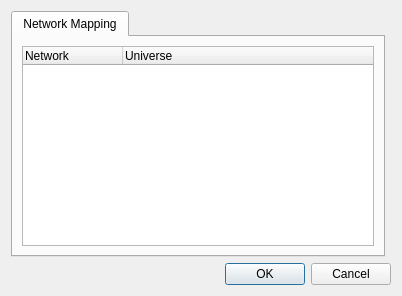
Old version of the form plugins/E1.31/configuree131.ui in the repository mcallegari/qlcplus.
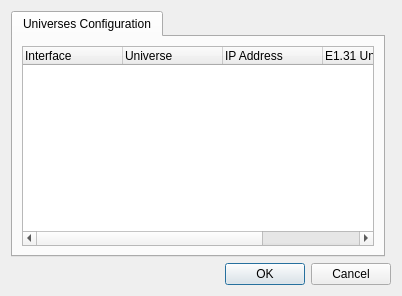
New version of the form.

Commit message:
Plugins/E1.31: code rework, added 127.0.0.1 and implemented output IP and E1.31 universe
Plugins/ArtNet: fixed universe mapping tree and turned QLineEdit into a QSpinBox
...to avoid wrong IP addresses

The edit to the form file:
```diff
--- a/plugins/E1.31/configuree131.ui
+++ b/plugins/E1.31/configuree131.ui
@@ -21,7 +21,7 @@
      </property>
      <widget class="QWidget" name="tab">
       <attribute name="title">
-       <string>Network Mapping</string>
+       <string>Universes Configuration</string>
       </attribute>
       <layout class="QVBoxLayout" name="verticalLayout">
        <item>
@@ -34,7 +34,7 @@
          </property>
          <column>
           <property name="text">
-           <string>Network</string>
+           <string>Interface</string>
           </property>
          </column>
          <column>
@@ -42,6 +42,21 @@
            <string>Universe</string>
           </property>
          </column>
+         <column>
+          <property name="text">
+           <string>IP Address</string>
+          </property>
+         </column>
+         <column>
+          <property name="text">
+           <string>E1.31 Universe</string>
+          </property>
+         </column>
+         <column>
+          <property name="text">
+           <string>Transmission Mode</string>
+          </property>
+         </column>
         </widget>
        </item>
       </layout>
```
Left out of the diff: 2 changed lines with no effect on the pictures. The commit also changes 10 other files.
